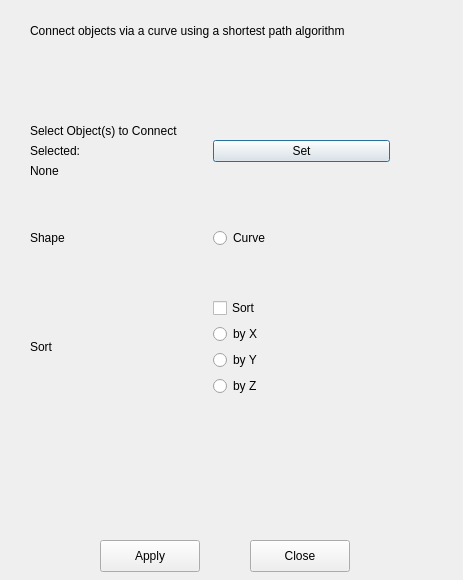
Old version of the form gui.ui in the repository rogershannah/ConnectViaCurveTool.
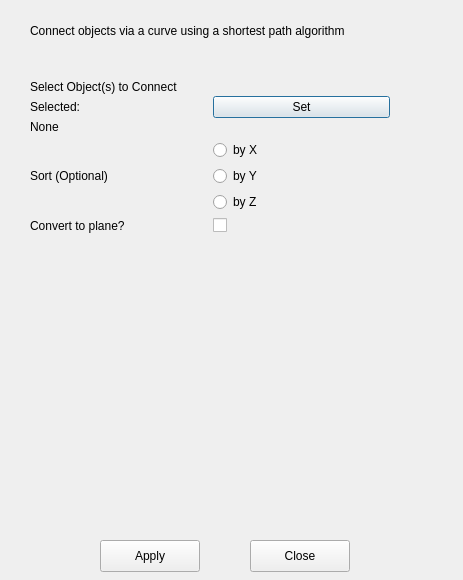
New version of the form.

```diff
--- a/gui.ui
+++ b/gui.ui
@@ -77,43 +77,15 @@
      </layout>
     </item> 
     <item row="3" column="0">
-     <widget class="QLabel" name="warnings">
+     <widget class="QLabel" name="label_4">
       <property name="text">
-       <string>Shape</string>
+       <string>Sort (Optional)</string>
       </property>
      </widget>
-    </item>    
+    </item>  
     <item row="3" column="1">
      <layout class="QGridLayout" name="gridLayout_4">
-      <item row="1" column="0">
-       <widget class="QRadioButton" name="curve_radio">
-        <property name="text">
-         <string>Curve</string>
-        </property>
-        <attribute name="shapeGrp">
-          <string notr="true">shapeGrp</string>
-       </attribute>
-       </widget>
-      </item>
-     </layout>
-    </item> 
-    <item row="4" column="0">
-     <widget class="QLabel" name="warnings">
-      <property name="text">
-       <string>Sort</string>
-      </property>
-     </widget>
-    </item>  
-    <item row="4" column="1">
-     <layout class="QGridLayout" name="gridLayout_4">
-     <item row="1" column="0">
-     <widget class="QCheckBox" name="sort_checkbox">
-      <property name="text">
-       <string>Sort</string>
-      </property>
-     </widget>
-    </item>
-      <item row="5" column="0">
+      <item row="0" column="0">
        <widget class="QRadioButton" name="x_radio">
         <property name="text">
          <string>by X</string>
@@ -123,7 +95,7 @@
        </attribute>
        </widget>
       </item>
-      <item row="7" column="0">
+      <item row="2" column="0">
        <widget class="QRadioButton" name="y_radio">
         <property name="text">
          <string>by Y</string>
@@ -133,7 +105,7 @@
        </attribute>
        </widget>
       </item>
-      <item row="9" column="0">
+      <item row="3" column="0">
        <widget class="QRadioButton" name="z_radio">
         <property name="text">
          <string>by Z</string>
@@ -145,22 +117,6 @@
       </item>
      </layout>
     </item>
-    <item row="1" column="0">
-     <spacer name="verticalSpacer_2">
-      <property name="orientation">
-       <enum>Qt::Vertical</enum>
-      </property>
-      <property name="sizeType">
-       <enum>QSizePolicy::Fixed</enum>
-      </property>
-      <property name="sizeHint" stdset="0">
-       <size>
-        <width>10</width>
-        <height>10</height>
-       </size>
-      </property>
-     </spacer>
-    </item> 
     <item row="1" column="1">
      <widget class="QPushButton" name="connecting_button">
       <property name="text">
@@ -168,6 +124,31 @@
       </property>
      </widget>
     </item>
+    <item row="5" column="0">
+     <widget class="QLabel" name="label_5">
+      <property name="text">
+       <string>Convert to plane?</string>
+      </property>
+     </widget>
+    </item>  
+    <item row="5" column="1">
+     <layout class="QGridLayout" name="gridLayout_4">
+      <item row="0" column="0">
+       <widget class="QCheckBox" name="plane_check">
+        <property name="text">
+         <string></string>
+        </property>
+       </widget>
+      </item>
+     </layout>
+    </item>
+     <item row="7" column="0">
+     <widget class="QLabel" name="warnings">
+      <property name="text">
+       <string/>
+      </property>
+     </widget>
+    </item>
    </layout>
   </widget>
   <widget class="QPushButton" name="apply_button">
```
Left out of the diff: 16 changed lines with no effect on the pictures.
